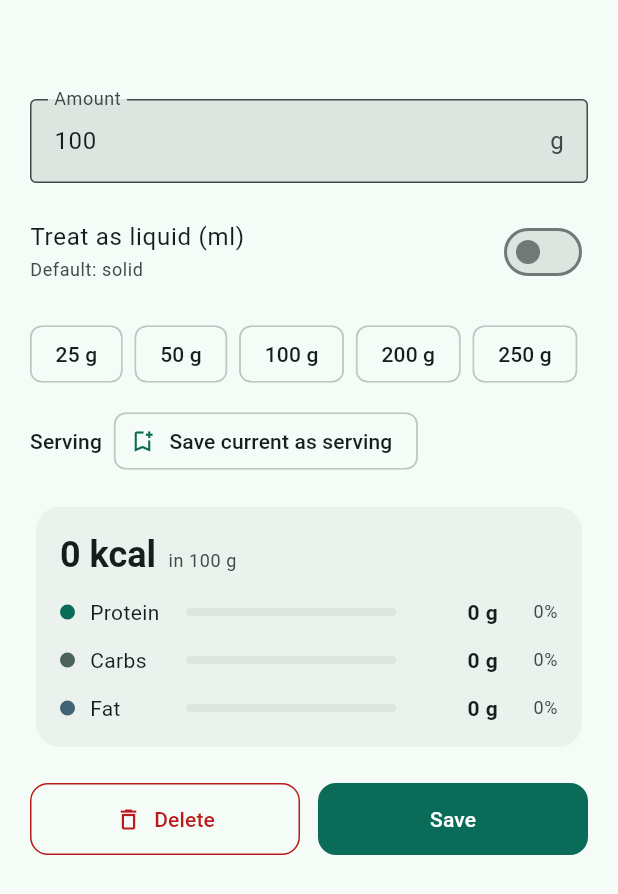
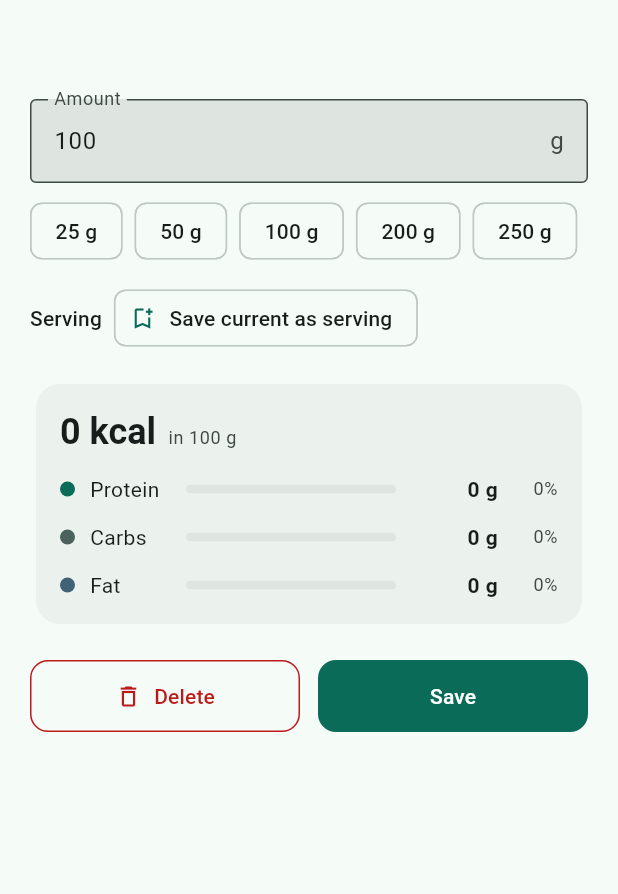
Before and after one commit to OlivTheOlive/CalTrack, a Flutter app: the _FoodEntrySheet widget shown alone on an empty page, opened directly with empty values, on a phone screen of 412 x 824 dp. Shown: the top 894 px of the screen. Run offline on Flutter 3.47's test engine with Material 3 defaults, Android fonts, the phone set to English and light mode, and no system bars; our stand-ins replace camera, drift, file_picker, fl_chart, flutter_local_notifications, flutter_timezone and 2 more; missing offline and left inert: google_mlkit_text_recognition, mobile_scanner, sqlite3; accounts and stored records are empty; generated files the repository leaves out were written again.

Commit message:
refactor: simplify food entry sheet state management
- Removed unused variables and methods related to liquid treatment overrides.
- Streamlined the effective unit label calculation.
- Enhanced readability by consolidating code and reducing unnecessary complexity.

```diff
--- a/lib/features/food/food_entry_sheet.dart
+++ b/lib/features/food/food_entry_sheet.dart
@@ -107,8 +107,6 @@ class _FoodEntrySheetState extends State<_FoodEntrySheet> {
 
   String? _foodKey;
   bool _loadingPrefs = true;
-  bool _catalogLiquidDefault = false;
-  bool? _treatAsLiquidOverride;
   double? _savedServingAmount;
   String? _savedServingUnit; // 'g' | 'ml'
 
@@ -161,18 +159,14 @@ class _FoodEntrySheetState extends State<_FoodEntrySheet> {
         : (cfg.customFoodId != null
               ? foodLogKeyForCustomId(cfg.customFoodId!)
               : foodLogKeyForName(cfg.displayName));
-    bool catalogDefault = false;
     if (cfg.catalogFoodId != null) {
       final catalog = context.read<OpenNutritionCatalog>();
-      final food = await catalog.byId(cfg.catalogFoodId!);
-      catalogDefault = food?.isLiquid ?? false;
+      await catalog.byId(cfg.catalogFoodId!);
     }
     final pref = await repo.foodPrefByKey(key);
     if (!mounted) return;
     setState(() {
       _foodKey = key;
-      _catalogLiquidDefault = catalogDefault;
-      _treatAsLiquidOverride = pref?.treatAsLiquid;
       _savedServingAmount = pref?.savedServingAmount;
       _savedServingUnit = pref?.savedServingUnit;
       // When no explicit initial preset was passed (i.e. fresh open) and
@@ -198,13 +192,7 @@ class _FoodEntrySheetState extends State<_FoodEntrySheet> {
     });
   }
 
-  bool get _treatAsLiquidEffective =>
-      _treatAsLiquidOverride ?? _catalogLiquidDefault;
-
-  String get _effectiveUnitLabel {
-    if (_treatAsLiquidEffective) return 'ml';
-    return widget.config.unitLabel;
-  }
+  String get _effectiveUnitLabel => widget.config.unitLabel;
 
   @override
   void dispose() {
@@ -262,24 +250,6 @@ class _FoodEntrySheetState extends State<_FoodEntrySheet> {
     carbsPer100g: widget.config.carbsPer100g,
     fatPer100g: widget.config.fatPer100g,
   );
-
-  Future<void> _setTreatAsLiquid(bool value) async {
-    final key = _foodKey;
-    if (key == null) return;
-    final repo = context.read<CalTrackRepository>();
-    await repo.setTreatAsLiquid(foodKey: key, treatAsLiquid: value);
-    if (!mounted) return;
-    setState(() => _treatAsLiquidOverride = value);
-  }
-
-  Future<void> _clearTreatAsLiquidOverride() async {
-    final key = _foodKey;
-    if (key == null) return;
-    final repo = context.read<CalTrackRepository>();
-    await repo.setTreatAsLiquid(foodKey: key, treatAsLiquid: null);
-    if (!mounted) return;
-    setState(() => _treatAsLiquidOverride = null);
-  }
 
   Future<void> _saveServing() async {
     final key = _foodKey;
@@ -414,11 +384,7 @@ class _FoodEntrySheetState extends State<_FoodEntrySheet> {
       }
     }
     // Switched to grams or invalid preset state -> clear remembered preset.
-    await repo.setLastUsedServing(
-      foodKey: key,
-      label: null,
-      quantity: null,
-    );
+    await repo.setLastUsedServing(foodKey: key, label: null, quantity: null);
   }
 
   Future<void> _delete() async {
@@ -442,16 +408,8 @@ class _FoodEntrySheetState extends State<_FoodEntrySheet> {
     final scaled = _scale(grams);
     final unitLabel = _effectiveUnitLabel;
     final amountError = _mode == _AmountMode.grams
-        ? validatePositiveDouble(
-            _grams.text,
-            fieldLabel: 'Amount',
-            max: 100000,
-          )
-        : validatePositiveDouble(
-            _qty.text,
-            fieldLabel: 'Servings',
-            max: 1000,
-          );
+        ? validatePositiveDouble(_grams.text, fieldLabel: 'Amount', max: 100000)
+        : validatePositiveDouble(_qty.text, fieldLabel: 'Servings', max: 1000);
     final hasPresets = cfg.hasPresets;
     final saveEnabled = !_busy && _effectiveGrams() != null;
 
@@ -474,10 +432,7 @@ class _FoodEntrySheetState extends State<_FoodEntrySheet> {
                   child: Column(
                     crossAxisAlignment: CrossAxisAlignment.start,
                     children: [
-                      Text(
-                        cfg.displayName,
-                        style: theme.textTheme.titleLarge,
-                      ),
+                      Text(cfg.displayName, style: theme.textTheme.titleLarge),
                       const SizedBox(height: 2),
                       Text(
                         cfg.subtitle ??
@@ -510,9 +465,7 @@ class _FoodEntrySheetState extends State<_FoodEntrySheet> {
                   ),
                 ],
                 selected: {_mode},
-                onSelectionChanged: _busy
-                    ? null
-                    : (s) => _setMode(s.first),
+                onSelectionChanged: _busy ? null : (s) => _setMode(s.first),
               ),
               const SizedBox(height: 12),
             ],
@@ -530,8 +483,9 @@ class _FoodEntrySheetState extends State<_FoodEntrySheet> {
             else
               TextField(
                 controller: _grams,
-                keyboardType:
-                    const TextInputType.numberWithOptions(decimal: true),
+                keyboardType: const TextInputType.numberWithOptions(
+                  decimal: true,
+                ),
                 autofocus: !cfg.isEdit,
                 inputFormatters: [
                   FilteringTextInputFormatter.allow(RegExp(r'[0-9.,]')),
@@ -545,46 +499,6 @@ class _FoodEntrySheetState extends State<_FoodEntrySheet> {
                 onChanged: (_) => setState(() {}),
                 onSubmitted: (_) => FocusScope.of(context).unfocus(),
               ),
-            if (!_loadingPrefs && !hasPresets) ...[
-              const SizedBox(height: 10),
-              Row(
-                children: [
-                  Expanded(
-                    child: SwitchListTile.adaptive(
-                      contentPadding: EdgeInsets.zero,
-                      title: const Text('Treat as liquid (ml)'),
-                      subtitle: Text(
-                        _treatAsLiquidOverride == null
-                            ? 'Default: ${_catalogLiquidDefault ? "liquid" : "solid"}'
-                            : 'Override saved',
-                        style: theme.textTheme.bodySmall?.copyWith(
-                          color: theme.colorScheme.onSurfaceVariant,
-                        ),
-                      ),
-                      value: _treatAsLiquidEffective,
-                      onChanged: _busy ? null : _setTreatAsLiquid,
-                    ),
-                  ),
-                  if (_treatAsLiquidOverride != null) ...[
-                    const SizedBox(width: 8),
-                    TextButton(
-                      onPressed: _busy ? null : _clearTreatAsLiquidOverride,
-                      child: const Text('Use default'),
-                    ),
-                  ],
-                ],
-              ),
-              if (_treatAsLiquidEffective)
-                Padding(
-                  padding: const EdgeInsets.only(top: 2),
-                  child: Text(
-                    'Approx: assumes 1 ml ≈ 1 g for nutrition scaling.',
-                    style: theme.textTheme.bodySmall?.copyWith(
-                      color: theme.colorScheme.onSurfaceVariant,
-                    ),
-                  ),
-                ),
-            ],
             if (_mode == _AmountMode.grams) ...[
               const SizedBox(height: 8),
               Wrap(
@@ -621,8 +535,9 @@ class _FoodEntrySheetState extends State<_FoodEntrySheet> {
                   ActionChip(
                     avatar: const Icon(Icons.bookmark_add_outlined, size: 18),
                     label: const Text('Save current as serving'),
-                    onPressed:
-                        _busy || _effectiveGrams() == null ? null : _saveServing,
+                    onPressed: _busy || _effectiveGrams() == null
+                        ? null
+                        : _saveServing,
                   ),
                 ],
               ),
@@ -732,8 +647,9 @@ class _ServingsInput extends StatelessWidget {
             Expanded(
               child: TextField(
                 controller: qtyController,
-                keyboardType:
-                    const TextInputType.numberWithOptions(decimal: true),
+                keyboardType: const TextInputType.numberWithOptions(
+                  decimal: true,
+                ),
                 textAlign: TextAlign.center,
                 inputFormatters: [
                   FilteringTextInputFormatter.allow(RegExp(r'[0-9.,]')),
@@ -885,8 +801,7 @@ class _MacroComposition extends StatelessWidget {
               child: LinearProgressIndicator(
                 minHeight: 6,
                 value: kcalShare.clamp(0.0, 1.0),
-                backgroundColor:
-                    theme.colorScheme.surfaceContainerHighest,
+                backgroundColor: theme.colorScheme.surfaceContainerHighest,
                 color: color,
               ),
             ),
```
Lines whose indentation alone changed are shown as unchanged.
